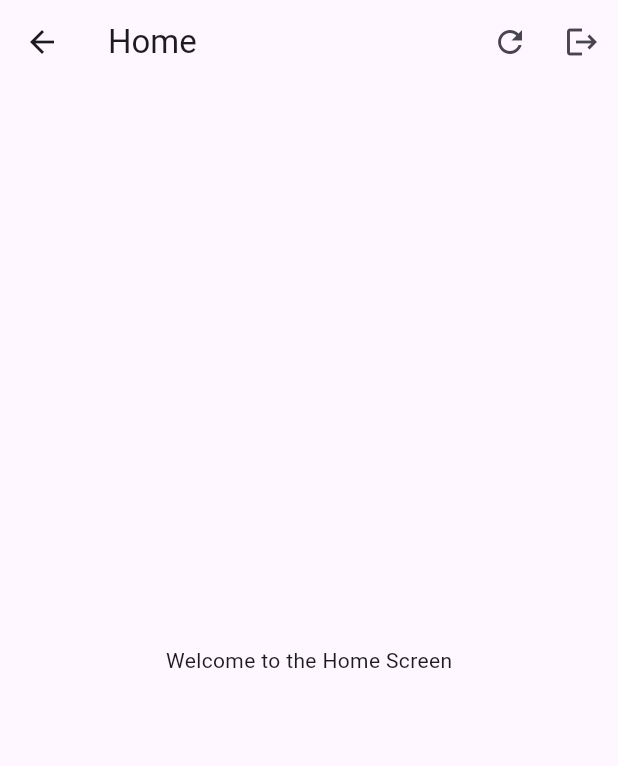
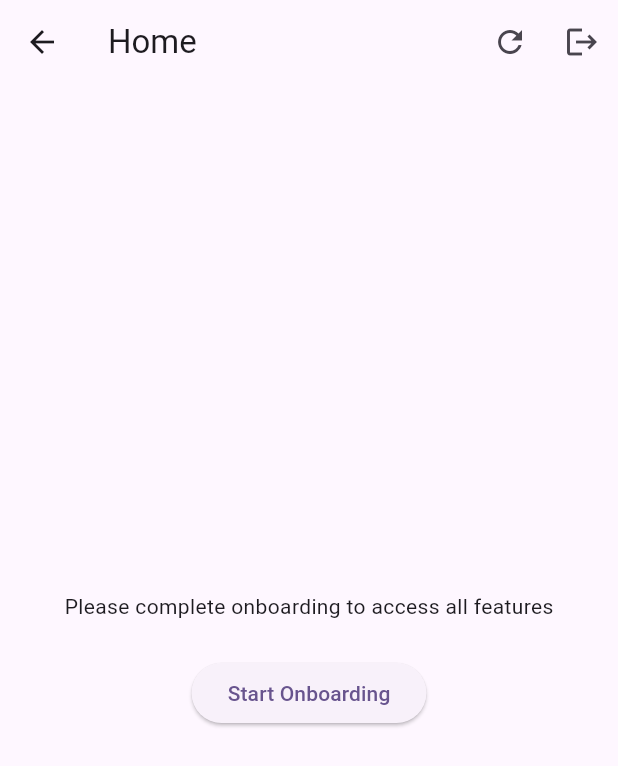
Before and after one commit to yadnyeshkolte/opensourcepen, a Flutter app: the HomeView screen opened directly, on a phone screen of 412 x 824 dp. Shown: the top 766 px of the screen. Run offline on Flutter 3.47's test engine with Material 3 defaults, Android fonts, the phone set to English and light mode, and no system bars; our stand-ins replace shared_preferences; accounts and stored records are empty.

Commit message:
home view and navigation model fix

```diff
--- a/lib/view_models/navigation_view_model.dart
+++ b/lib/view_models/navigation_view_model.dart
@@ -17,13 +17,8 @@ class NavigationViewModel extends ChangeNotifier {
     // Set software access based on onboarding completion
     _softwareEnabled = appPrefs.hasCompletedOnboarding();
 
-    // Set initial tab based on default screen preference
-    String defaultScreen = appPrefs.getDefaultScreen();
-    if (defaultScreen == 'home') {
-      _currentIndex = 0;
-    } else {
-      _currentIndex = 2; // Products screen
-    }
+    // Set initial tab based Home
+    _currentIndex = 0;
 
     notifyListeners();
   }
--- a/lib/views/home_view.dart
+++ b/lib/views/home_view.dart
@@ -2,6 +2,7 @@ import 'package:flutter/material.dart';
 import 'package:provider/provider.dart';
 import '../view_models/auth_view_model.dart';
 import '../services/app_preferences.dart';
+import '../view_models/navigation_view_model.dart';
 import 'onboarding_view.dart';
 import 'login_view.dart';
 
@@ -12,6 +13,8 @@ class HomeView extends StatelessWidget {
   Widget build(BuildContext context) {
     final authViewModel = Provider.of<AuthViewModel>(context);
     final appPreferences = Provider.of<AppPreferences>(context, listen: false);
+    final navigationViewModel = Provider.of<NavigationViewModel>(context);
+    final bool onboardingCompleted = appPreferences.hasCompletedOnboarding();
 
     return Scaffold(
       appBar: AppBar(
@@ -39,7 +42,26 @@ class HomeView extends StatelessWidget {
           ),
         ],
       ),
-      body: const Center(child: Text('Welcome to the Home Screen')),
+      body: onboardingCompleted
+          ? const Center(child: Text('Welcome to the Home Screen'))
+          : Center(
+        child: Column(
+          mainAxisAlignment: MainAxisAlignment.center,
+          children: [
+            const Text('Please complete onboarding to access all features'),
+            const SizedBox(height: 24),
+            ElevatedButton(
+              onPressed: () {
+                Navigator.push(
+                  context,
+                  MaterialPageRoute(builder: (context) => const OnboardingView(isRestart: false)),
+                );
+              },
+              child: const Text('Start Onboarding'),
+            ),
+          ],
+        ),
+      ),
     );
   }
 }
```
